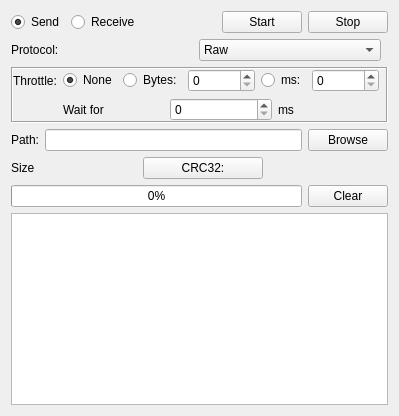
Before: the Qt Designer form src/ui/filetab.ui in wh201906/SerialTest, drawn with Qt 5.
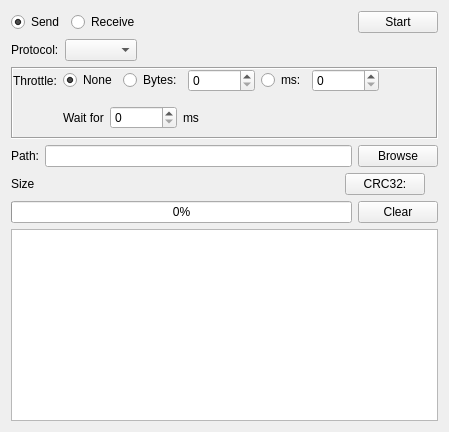
After: the same form once the commit is applied.

Diff of the .ui file:
```diff
--- a/src/ui/filetab.ui
+++ b/src/ui/filetab.ui
@@ -2,6 +2,14 @@
 <ui version="4.0">
  <class>FileTab</class>
  <widget class="QWidget" name="FileTab">
+  <property name="geometry">
+   <rect>
+    <x>0</x>
+    <y>0</y>
+    <width>449</width>
+    <height>432</height>
+   </rect>
+  </property>
   <property name="windowTitle">
    <string>Form</string>
   </property>
@@ -51,13 +59,6 @@
        </property>
       </widget>
      </item>
-     <item>
-      <widget class="QPushButton" name="stopButton">
-       <property name="text">
-        <string>Stop</string>
-       </property>
-      </widget>
-     </item>
     </layout>
    </item>
    <item>
@@ -70,19 +71,19 @@
       </widget>
      </item>
      <item>
-      <widget class="QComboBox" name="protoBox">
-       <item>
-        <property name="text">
-         <string>Raw</string>
-        </property>
-       </item>
-      </widget>
+      <widget class="QComboBox" name="protoBox"/>
      </item>
      <item>
       <spacer name="horizontalSpacer">
        <property name="orientation">
         <enum>Qt::Horizontal</enum>
        </property>
+       <property name="sizeHint" stdset="0">
+        <size>
+         <width>0</width>
+         <height>0</height>
+        </size>
+       </property>
       </spacer>
      </item>
     </layout>
@@ -180,6 +181,12 @@
              <property name="orientation">
               <enum>Qt::Horizontal</enum>
              </property>
+             <property name="sizeHint" stdset="0">
+              <size>
+               <width>0</width>
+               <height>0</height>
+              </size>
+             </property>
             </spacer>
            </item>
           </layout>
@@ -225,6 +232,12 @@
              <property name="orientation">
               <enum>Qt::Horizontal</enum>
              </property>
+             <property name="sizeHint" stdset="0">
+              <size>
+               <width>0</width>
+               <height>0</height>
+              </size>
+             </property>
             </spacer>
            </item>
           </layout>
@@ -271,6 +284,12 @@
        <property name="orientation">
         <enum>Qt::Horizontal</enum>
        </property>
+       <property name="sizeHint" stdset="0">
+        <size>
+         <width>0</width>
+         <height>0</height>
+        </size>
+       </property>
       </spacer>
      </item>
      <item>
```
Left out of the diff: 27 changed lines with no effect on the pictures. Lines whose indentation alone changed are shown as unchanged.
